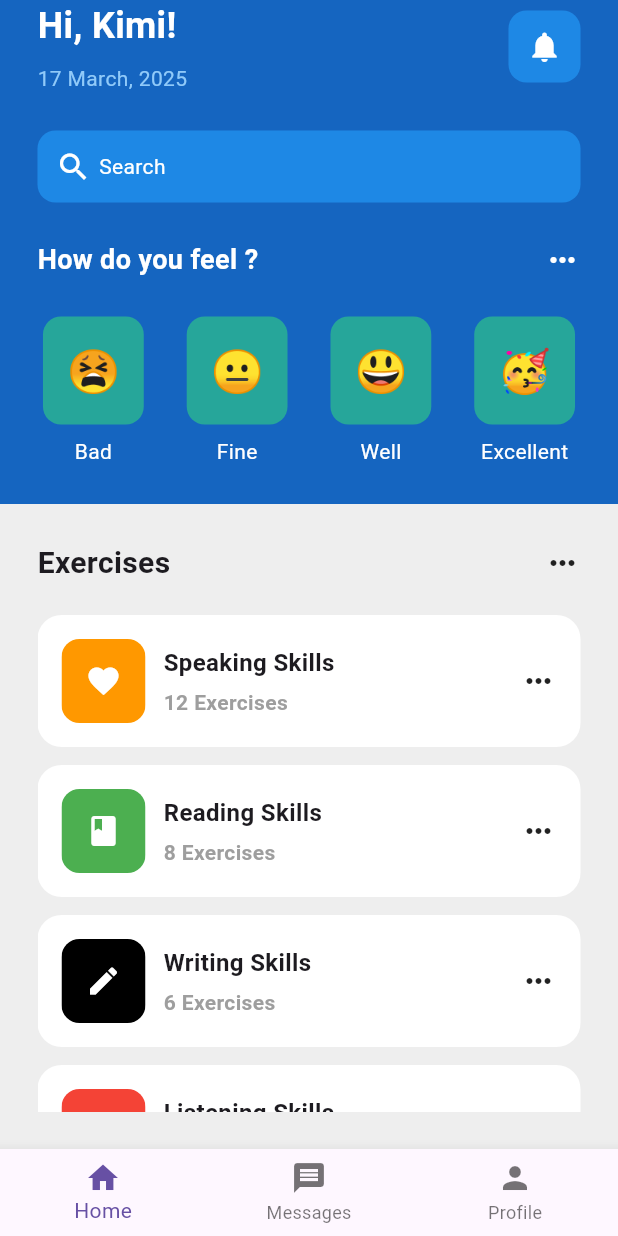
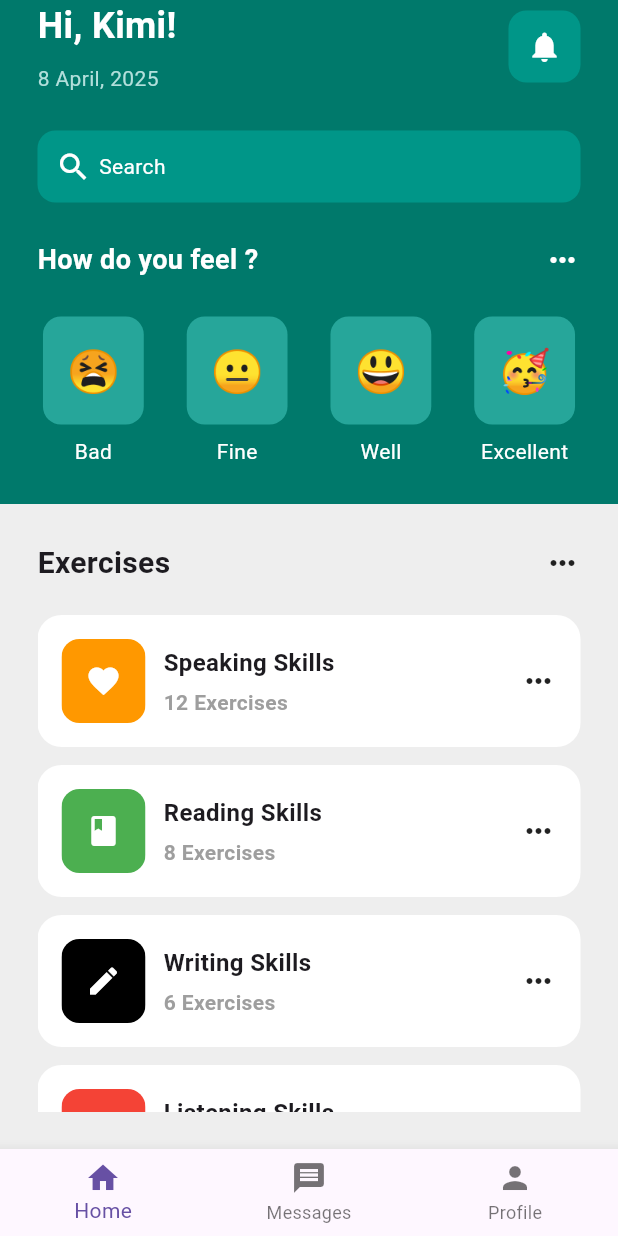
Before and after one commit to OrewaKimi/uts_mobile-programing-lanjut, a Flutter app: the screen it shows after launch, on a phone screen of 412 x 824 dp. Run offline on Flutter 3.47's test engine with Material 3 defaults, Android fonts, the phone set to English and light mode, and no system bars.

Commit message:
update new colors

```diff
--- a/lib/pages/home_page.dart
+++ b/lib/pages/home_page.dart
@@ -8,7 +8,7 @@ class HomePage extends StatelessWidget {
   @override
   Widget build(BuildContext context) {
     return Scaffold(
-      backgroundColor: Colors.blue[800],
+      backgroundColor: Colors.teal[700],
       body: SafeArea(
         child: Column(
           children: [
@@ -26,12 +26,12 @@ class HomePage extends StatelessWidget {
                             style: TextStyle(color: Colors.white, fontSize: 24, fontWeight: FontWeight.bold),
                           ),
                           const SizedBox(height: 8),
-                          Text('17 March, 2025', style: TextStyle(color: Colors.blue[200])),
+                          Text('8 April, 2025', style: TextStyle(color: Colors.teal[100])),
                         ],
                       ),
                       Container(
                       decoration: BoxDecoration(
-                          color: Colors.blue[600],
+                        color: Colors.teal[500],
                         borderRadius: BorderRadius.circular(12),
                       ),
                       padding: const EdgeInsets.all(12),
@@ -45,7 +45,7 @@ class HomePage extends StatelessWidget {
             const SizedBox(height: 25),
             Container(
               decoration: BoxDecoration(
-                color: Colors.blue[600],
+                color: Colors.teal[500],
                 borderRadius: BorderRadius.circular(12),
               ),
               padding: const EdgeInsets.all(12),
```
Lines whose indentation alone changed are shown as unchanged.
